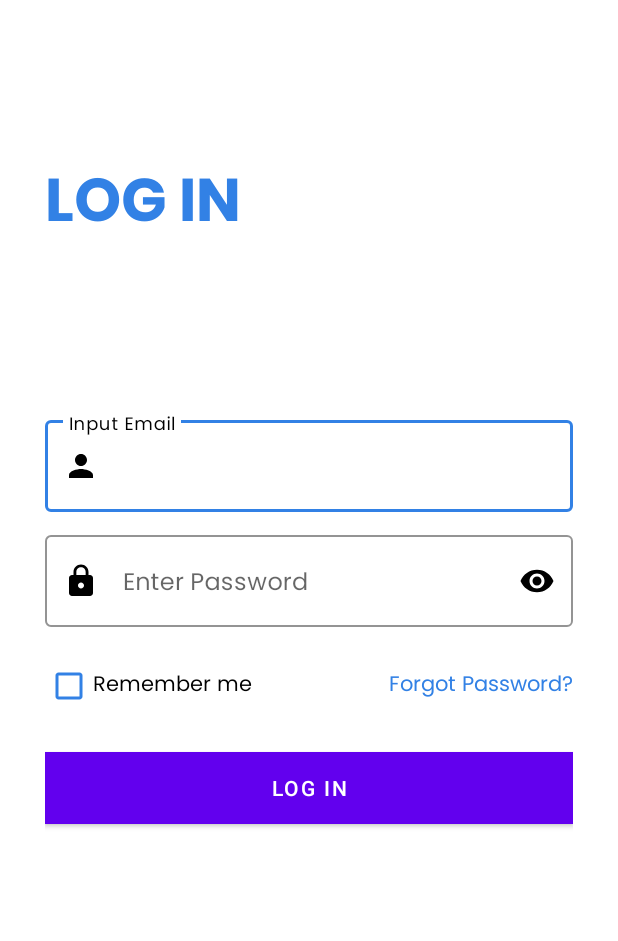
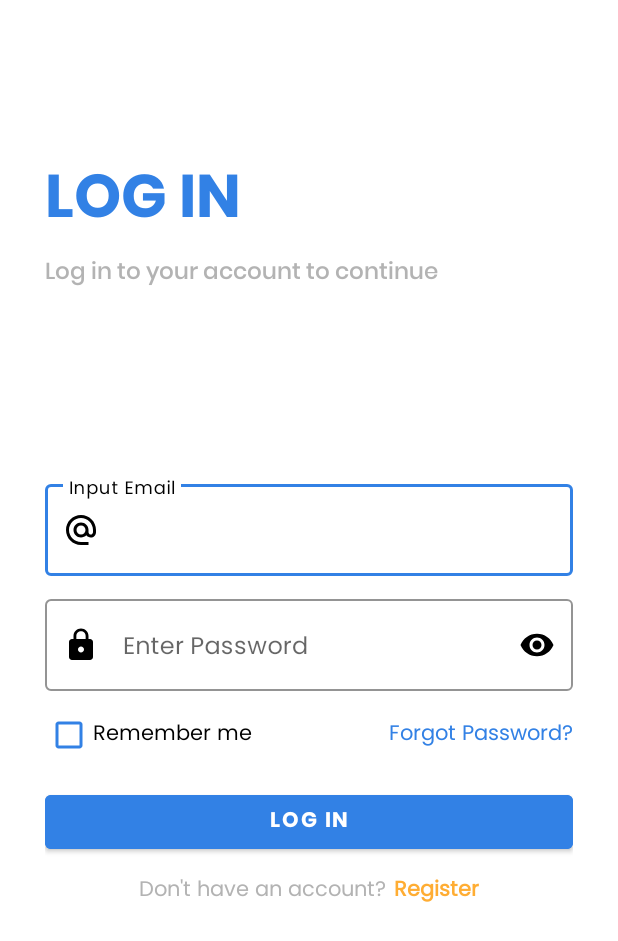
Before and after one commit to NotReallyAProgrammer/IT307_Project, an Android app: the screen it shows after launch (Login), on a phone screen of 412 x 824 dp. Shown: the top 941 px of the screen. Run offline under Robolectric (Android 15) with nearby library versions, the phone set to English and light mode, and no system bars.

Commit message:
Forgot Password, Register UI

```diff
--- a/app/src/main/AndroidManifest.xml
+++ b/app/src/main/AndroidManifest.xml
@@ -13,6 +13,12 @@
         android:theme="@style/Theme.IT307_Project"
         tools:targetApi="31">
         <activity
+            android:name=".ForgotPassword"
+            android:exported="false" />
+        <activity
+            android:name=".Register"
+            android:exported="false" />
+        <activity
             android:name=".MainActivity"
             android:exported="false" />
         <activity
--- a/app/src/main/java/com/example/it307_project/Login.java
+++ b/app/src/main/java/com/example/it307_project/Login.java
@@ -1,7 +1,7 @@
 package com.example.it307_project;
 
-import android.app.AlertDialog;
 import android.content.Context;
+import android.content.Intent;
 import android.os.Bundle;
 import android.os.Looper;
 import android.view.View;
@@ -23,7 +23,7 @@ public class Login extends AppCompatActivity {
     TextInputLayout loginUser, loginPass;
     TextInputEditText ETuser, ETpass;
     Button BTNconfirm;
-    TextView TVinvalid;
+    TextView TVinvalid, TVforgotpass,TVsignup;
     Context c = this; String[][] userPass = {{ "Jeff", "12345" },{ "Joan", "567890" }, { "Dani", "ASDFGH" }};
 
     @Override
@@ -31,7 +31,7 @@ public class Login extends AppCompatActivity {
         super.onCreate(savedInstanceState);
         EdgeToEdge.enable(this);
         setContentView(R.layout.activity_login);
-        initialiaze();
+        initialize();
         ViewCompat.setOnApplyWindowInsetsListener(findViewById(R.id.main), (v, insets) -> {
             Insets systemBars = insets.getInsets(WindowInsetsCompat.Type.systemBars());
             v.setPadding(systemBars.left, systemBars.top, systemBars.right, systemBars.bottom);
@@ -39,13 +39,13 @@ public class Login extends AppCompatActivity {
         });
     }
 
-    private void initialiaze(){
+    private void initialize(){
         ETuser = findViewById(R.id.ETuser);
         ETpass = findViewById(R.id.ETpass);
         BTNconfirm = findViewById(R.id.BTNconfirm);
         TVinvalid = findViewById(R.id.TVinvalid);
-
-
+        TVforgotpass = findViewById(R.id.TVforgotpass);
+        TVsignup = findViewById(R.id.TVsignup);
 
 
         BTNconfirm.setOnClickListener(new View.OnClickListener() {
@@ -84,5 +84,21 @@ public class Login extends AppCompatActivity {
                         }, 5000);
             }
         });
+
+        TVforgotpass.setOnClickListener(new View.OnClickListener() {
+            @Override
+            public void onClick(View v) {
+                Intent i = new Intent(c, ForgotPassword.class);
+                startActivity(i);
+            }
+        });
+
+        TVsignup.setOnClickListener(new View.OnClickListener() {
+            @Override
+            public void onClick(View v) {
+                Intent i = new Intent(c, Register.class);
+                startActivity(i);
+            }
+        });
     }
 }
--- /dev/null
+++ b/app/src/main/res/drawable/answericon.xml
@@ -0,0 +1,5 @@
+<vector xmlns:android="http://schemas.android.com/apk/res/android" android:height="24dp" android:tint="#000000" android:viewportHeight="24" android:viewportWidth="24" android:width="24dp">
+
+    <path android:fillColor="@android:color/white" android:pathData="M19,3h-4.18C14.4,1.84 13.3,1 12,1c-1.3,0 -2.4,0.84 -2.82,2L5,3c-1.1,0 -2,0.9 -2,2v14c0,1.1 0.9,2 2,2h14c1.1,0 2,-0.9 2,-2L21,5c0,-1.1 -0.9,-2 -2,-2zM12,3c0.55,0 1,0.45 1,1s-0.45,1 -1,1 -1,-0.45 -1,-1 0.45,-1 1,-1zM10,17l-4,-4 1.41,-1.41L10,14.17l6.59,-6.59L18,9l-8,8z"/>
+
+</vector>
--- /dev/null
+++ b/app/src/main/res/drawable/backarrow.xml
@@ -0,0 +1,5 @@
+<vector xmlns:android="http://schemas.android.com/apk/res/android" android:autoMirrored="true" android:height="24dp" android:tint="#000000" android:viewportHeight="24" android:viewportWidth="24" android:width="24dp">
+
+    <path android:fillColor="@android:color/white" android:pathData="M20,11H7.83l5.59,-5.59L12,4l-8,8 8,8 1.41,-1.41L7.83,13H20v-2z"/>
+
+</vector>
--- /dev/null
+++ b/app/src/main/res/drawable/email.xml
@@ -0,0 +1,5 @@
+<vector xmlns:android="http://schemas.android.com/apk/res/android" android:height="24dp" android:tint="#000000" android:viewportHeight="24" android:viewportWidth="24" android:width="24dp">
+
+    <path android:fillColor="@android:color/white" android:pathData="M12,2C6.48,2 2,6.48 2,12s4.48,10 10,10h5v-2h-5c-4.34,0 -8,-3.66 -8,-8s3.66,-8 8,-8 8,3.66 8,8v1.43c0,0.79 -0.71,1.57 -1.5,1.57s-1.5,-0.78 -1.5,-1.57L17,12c0,-2.76 -2.24,-5 -5,-5s-5,2.24 -5,5 2.24,5 5,5c1.38,0 2.64,-0.56 3.54,-1.47 0.65,0.89 1.77,1.47 2.96,1.47 1.97,0 3.5,-1.6 3.5,-3.57L22,12c0,-5.52 -4.48,-10 -10,-10zM12,15c-1.66,0 -3,-1.34 -3,-3s1.34,-3 3,-3 3,1.34 3,3 -1.34,3 -3,3z"/>
+
+</vector>
--- /dev/null
+++ b/app/src/main/res/drawable/textinputprimary.xml
@@ -0,0 +1,5 @@
+<?xml version="1.0" encoding="utf-8"?>
+<shape xmlns:android="http://schemas.android.com/apk/res/android">
+    <size android:width="2dp" />
+    <solid android:color="@color/colorPrimary"/>
+</shape>
--- a/app/src/main/res/layout/activity_login.xml
+++ b/app/src/main/res/layout/activity_login.xml
@@ -10,23 +10,35 @@
 android:layout_marginHorizontal="30dp">
 
 
-    <TextView
-        android:layout_width="wrap_content"
+    <LinearLayout
+        android:layout_width="match_parent"
         android:layout_height="0dp"
         android:layout_weight="5"
-        android:gravity="center"
-        android:fontFamily="@font/poppinsbold"
-        android:text="Log in"
-        android:textAllCaps="true"
-        android:textColor="@color/colorSecondary"
-        android:textSize="40sp" />
+        android:layout_marginTop="100dp"
+        android:orientation="vertical">
+        <TextView
+            android:layout_width="wrap_content"
+            android:layout_height="wrap_content"
+            android:fontFamily="@font/poppinsbold"
+            android:text="Log in"
+            android:textAllCaps="true"
+            android:textColor="@color/colorSecondary"
+            android:textSize="40sp" />
+        <TextView
+            android:layout_width="wrap_content"
+            android:layout_height="wrap_content"
+            android:text="Log in to your account to continue"
+            android:textSize="15sp"
+            android:fontFamily="@font/poppinsmedium"
+            android:textColor="@color/textDescColor"/>
+    </LinearLayout>
+
 
     <LinearLayout
         android:layout_width="match_parent"
         android:layout_height="wrap_content"
         android:layout_weight="5"
         android:orientation="vertical"
-
         >
 
         <com.google.android.material.textfield.TextInputLayout
@@ -39,7 +51,7 @@ android:layout_marginHorizontal="30dp">
             app:endIconMode="clear_text"
             app:endIconTint="@color/black"
             app:hintTextColor="@color/black"
-            app:startIconDrawable="@drawable/loginusericon"
+            app:startIconDrawable="@drawable/email"
             app:startIconTint="@color/black"
             android:layout_marginBottom="10dp">
 
@@ -93,7 +105,7 @@ android:layout_marginHorizontal="30dp">
             android:layout_width="match_parent"
             android:layout_height="wrap_content"
             android:orientation="horizontal"
-            android:layout_marginTop="15dp">
+            android:layout_marginTop="5dp">
 
             <CheckBox
                 android:id="@+id/rememberMe"
@@ -107,6 +119,7 @@ android:layout_marginHorizontal="30dp">
                 android:textColorHighlight="@color/colorPrimary" />
 
             <TextView
+                android:id="@+id/TVforgotpass"
                 android:layout_width="0dp"
                 android:layout_height="wrap_content"
                 android:layout_weight="1"
@@ -121,10 +134,36 @@ android:layout_marginHorizontal="30dp">
             android:id="@+id/BTNconfirm"
             android:layout_width="match_parent"
             android:layout_height="wrap_content"
-            android:layout_marginTop="20dp"
-            android:background="@color/colorSecondary"
+            android:layout_marginTop="10dp"
+            android:backgroundTint="@color/colorSecondary"
+            android:fontFamily="@font/poppinsbold"
             android:text="Log in"
             android:textColor="@color/white" />
+
+
+        <LinearLayout
+            android:layout_width="match_parent"
+            android:layout_height="wrap_content"
+            android:orientation="horizontal"
+            android:layout_marginTop="10dp"
+            android:gravity="center">
+            <TextView
+                android:layout_width="wrap_content"
+                android:layout_height="wrap_content"
+                android:text="Don't have an account?"
+                android:fontFamily="@font/poppinsregular"
+                android:textColor="@color/textDescColor"/>
+            <TextView
+                android:id="@+id/TVsignup"
+                android:layout_width="wrap_content"
+                android:layout_height="wrap_content"
+                android:text="Register"
+                android:textColor="@color/colorPrimary"
+                android:textStyle="bold"
+                android:layout_marginLeft="5dp"
+                android:fontFamily="@font/poppinsregular"/>
+        </LinearLayout>
+
     </LinearLayout>
 
 </LinearLayout>
```
Also changed, not shown: app/src/main/java/com/example/it307_project/ForgotPassword.java (added, +41 -0 lines), app/src/main/java/com/example/it307_project/Register.java (added, +79 -0 lines), app/src/main/res/layout/activity_forgot_password.xml (added, +112 -0 lines), app/src/main/res/layout/activity_register.xml (added, +205 -0 lines), app/src/main/res/layout/dropdown_menu_popup_item.xml (added, +9 -0 lines).
